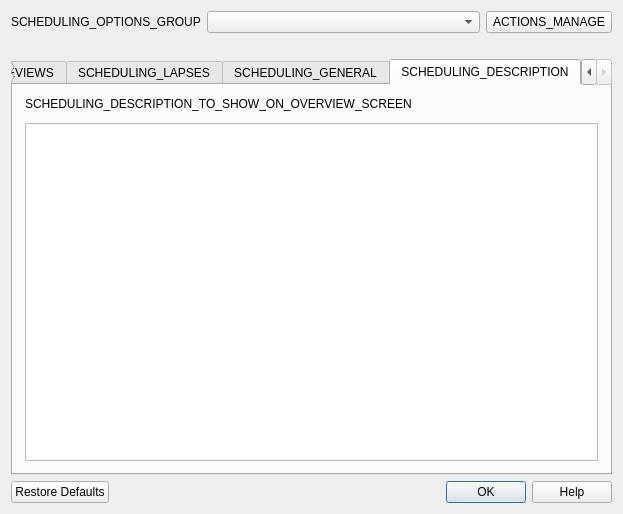
Old version of the form qt/aqt/forms/dconf.ui in the repository ankitects/anki.
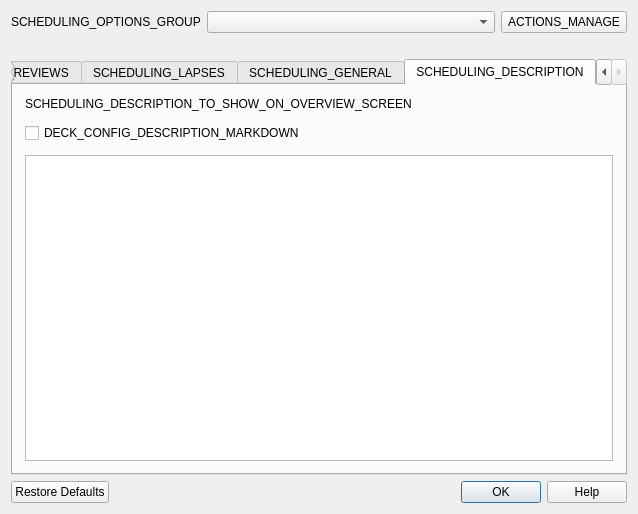
New version of the form. The open tabs and pages were chosen to show the change.

Commit message:
add markdown flag for deck description
Needed so we can display consistently, and gradually transition over

```diff
--- a/qt/aqt/forms/dconf.ui
+++ b/qt/aqt/forms/dconf.ui
@@ -6,7 +6,7 @@
    <rect>
     <x>0</x>
     <y>0</y>
-    <width>623</width>
+    <width>638</width>
     <height>514</height>
    </rect>
   </property>
@@ -670,6 +670,16 @@
          </property>
         </widget>
        </item>
+       <item>
+        <widget class="QCheckBox" name="enable_markdown">
+         <property name="toolTip">
+          <string>DECK_CONFIG_DESCRIPTION_MARKDOWN_HINT</string>
+         </property>
+         <property name="text">
+          <string>DECK_CONFIG_DESCRIPTION_MARKDOWN</string>
+         </property>
+        </widget>
+       </item>
        <item>
         <widget class="QTextEdit" name="desc"/>
        </item>
```
The commit also changes 8 other files.
